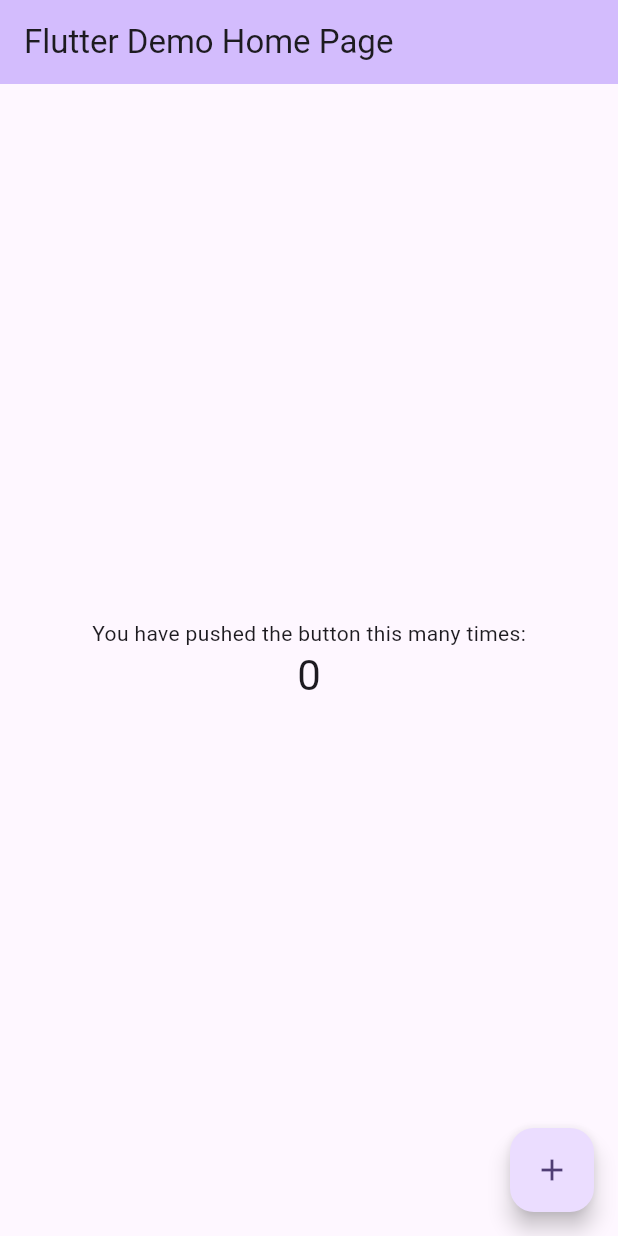
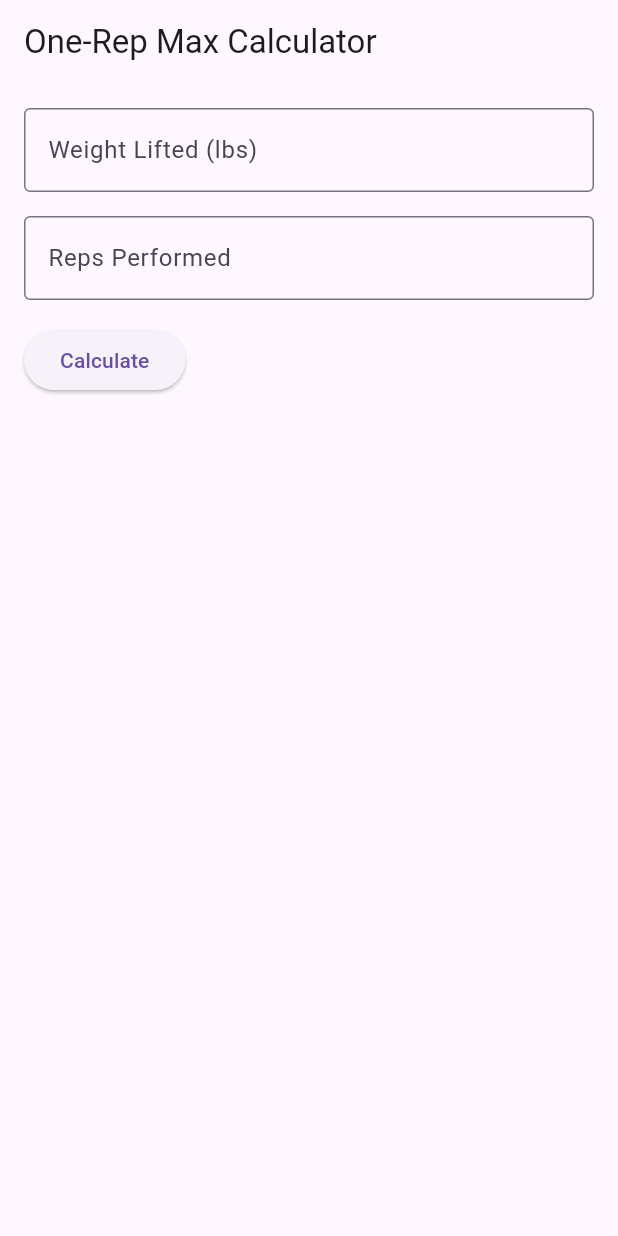
Before and after one commit to ebrenna2/One_Rep_Max, a Flutter app: the screen it shows after launch, on a phone screen of 412 x 824 dp. Run offline on Flutter 3.47's test engine with Material 3 defaults, Android fonts, the phone set to English and light mode, and no system bars.

Commit message:
Added one-rep max calculation

```diff
--- a/lib/main.dart
+++ b/lib/main.dart
@@ -1,125 +1,91 @@
 import 'package:flutter/material.dart';
 
 void main() {
-  runApp(const MyApp());
+  runApp(MyApp());
 }
 
 class MyApp extends StatelessWidget {
-  const MyApp({super.key});
-
-  // This widget is the root of your application.
   @override
   Widget build(BuildContext context) {
     return MaterialApp(
-      title: 'Flutter Demo',
+      debugShowCheckedModeBanner: false,
+      title: 'One-Rep Max Calculator',
       theme: ThemeData(
-        // This is the theme of your application.
-        //
-        // TRY THIS: Try running your application with "flutter run". You'll see
-        // the application has a purple toolbar. Then, without quitting the app,
-        // try changing the seedColor in the colorScheme below to Colors.green
-        // and then invoke "hot reload" (save your changes or press the "hot
-        // reload" button in a Flutter-supported IDE, or press "r" if you used
-        // the command line to start the app).
-        //
-        // Notice that the counter didn't reset back to zero; the application
-        // state is not lost during the reload. To reset the state, use hot
-        // restart instead.
-        //
-        // This works for code too, not just values: Most code changes can be
-        // tested with just a hot reload.
-        colorScheme: ColorScheme.fromSeed(seedColor: Colors.deepPurple),
-        useMaterial3: true,
+        primarySwatch: Colors.blue,
       ),
-      home: const MyHomePage(title: 'Flutter Demo Home Page'),
+      home: HomePage(),
     );
   }
 }
 
-class MyHomePage extends StatefulWidget {
-  const MyHomePage({super.key, required this.title});
-
-  // This widget is the home page of your application. It is stateful, meaning
-  // that it has a State object (defined below) that contains fields that affect
-  // how it looks.
-
-  // This class is the configuration for the state. It holds the values (in this
-  // case the title) provided by the parent (in this case the App widget) and
-  // used by the build method of the State. Fields in a Widget subclass are
-  // always marked "final".
-
-  final String title;
-
+class HomePage extends StatefulWidget {
   @override
-  State<MyHomePage> createState() => _MyHomePageState();
+  _HomePageState createState() => _HomePageState();
 }
 
-class _MyHomePageState extends State<MyHomePage> {
-  int _counter = 0;
+class _HomePageState extends State<HomePage> {
+  final TextEditingController weightController = TextEditingController();
+  final TextEditingController repsController = TextEditingController();
+  String result = '';
 
-  void _incrementCounter() {
-    setState(() {
-      // This call to setState tells the Flutter framework that something has
-      // changed in this State, which causes it to rerun the build method below
-      // so that the display can reflect the updated values. If we changed
-      // _counter without calling setState(), then the build method would not be
-      // called again, and so nothing would appear to happen.
-      _counter++;
-    });
+  void calculateOneRepMax() {
+    final double weight = double.tryParse(weightController.text) ?? 0;
+    final int reps = int.tryParse(repsController.text) ?? 0;
+
+    if (weight > 0 && reps > 0) {
+      final double oneRepMax = weight * (1 + reps / 30); // Epley formula
+      setState(() {
+        result = 'Your One-Rep Max: ${oneRepMax.toStringAsFixed(2)} lbs';
+      });
+    } else {
+      setState(() {
+        result = 'Please enter valid numbers.';
+      });
+    }
   }
 
   @override
   Widget build(BuildContext context) {
-    // This method is rerun every time setState is called, for instance as done
-    // by the _incrementCounter method above.
-    //
-    // The Flutter framework has been optimized to make rerunning build methods
-    // fast, so that you can just rebuild anything that needs updating rather
-    // than having to individually change instances of widgets.
     return Scaffold(
       appBar: AppBar(
-        // TRY THIS: Try changing the color here to a specific color (to
-        // Colors.amber, perhaps?) and trigger a hot reload to see the AppBar
-        // change color while the other colors stay the same.
-        backgroundColor: Theme.of(context).colorScheme.inversePrimary,
-        // Here we take the value from the MyHomePage object that was created by
-        // the App.build method, and use it to set our appbar title.
-        title: Text(widget.title),
+        title: Text('One-Rep Max Calculator'),
       ),
-      body: Center(
-        // Center is a layout widget. It takes a single child and positions it
-        // in the middle of the parent.
+      body: Padding(
+        padding: const EdgeInsets.all(16.0),
         child: Column(
-          // Column is also a layout widget. It takes a list of children and
-          // arranges them vertically. By default, it sizes itself to fit its
-          // children horizontally, and tries to be as tall as its parent.
-          //
-          // Column has various properties to control how it sizes itself and
-          // how it positions its children. Here we use mainAxisAlignment to
-          // center the children vertically; the main axis here is the vertical
-          // axis because Columns are vertical (the cross axis would be
-          // horizontal).
-          //
-          // TRY THIS: Invoke "debug painting" (choose the "Toggle Debug Paint"
-          // action in the IDE, or press "p" in the console), to see the
-          // wireframe for each widget.
-          mainAxisAlignment: MainAxisAlignment.center,
-          children: <Widget>[
-            const Text(
-              'You have pushed the button this many times:',
+          mainAxisAlignment: MainAxisAlignment.start,
+          crossAxisAlignment: CrossAxisAlignment.start,
+          children: [
+            TextField(
+              controller: weightController,
+              keyboardType: TextInputType.number,
+              decoration: InputDecoration(
+                labelText: 'Weight Lifted (lbs)',
+                border: OutlineInputBorder(),
+              ),
             ),
+            SizedBox(height: 16),
+            TextField(
+              controller: repsController,
+              keyboardType: TextInputType.number,
+              decoration: InputDecoration(
+                labelText: 'Reps Performed',
+                border: OutlineInputBorder(),
+              ),
+            ),
+            SizedBox(height: 16),
+            ElevatedButton(
+              onPressed: calculateOneRepMax,
+              child: Text('Calculate'),
+            ),
+            SizedBox(height: 16),
             Text(
-              '$_counter',
-              style: Theme.of(context).textTheme.headlineMedium,
+              result,
+              style: TextStyle(fontSize: 20, fontWeight: FontWeight.bold),
             ),
           ],
         ),
       ),
-      floatingActionButton: FloatingActionButton(
-        onPressed: _incrementCounter,
-        tooltip: 'Increment',
-        child: const Icon(Icons.add),
-      ), // This trailing comma makes auto-formatting nicer for build methods.
     );
   }
 }
```
